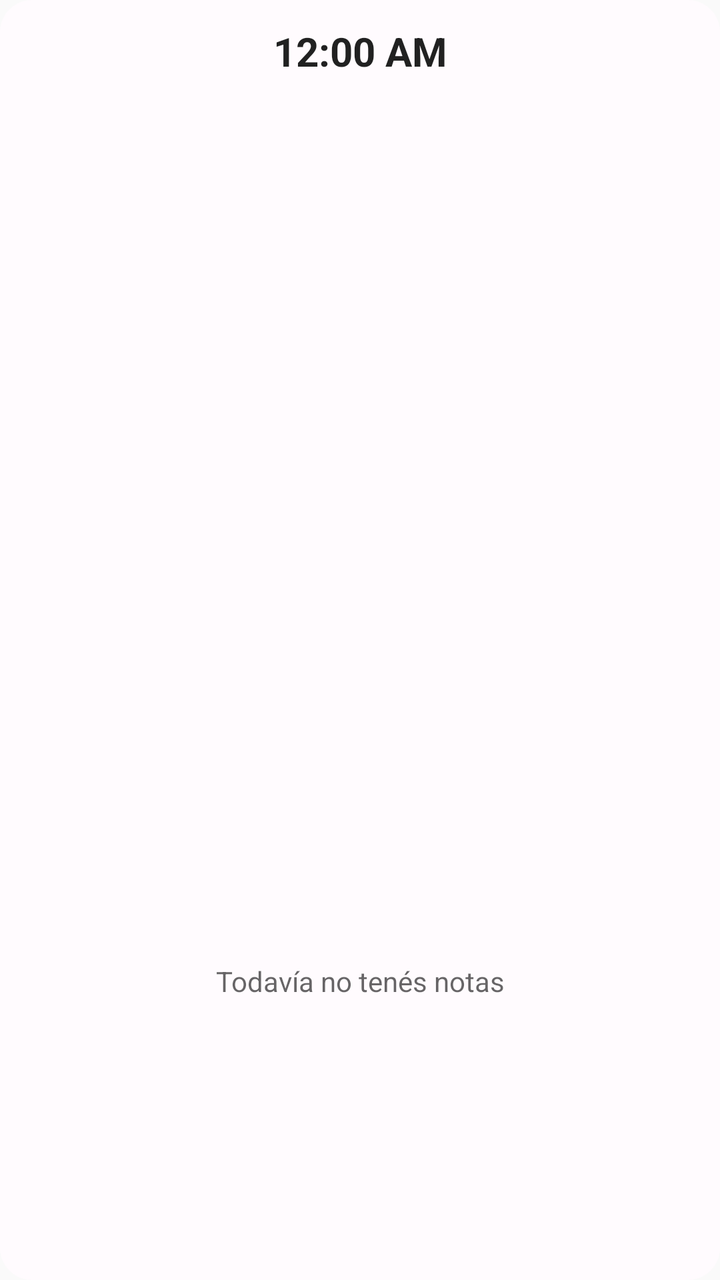
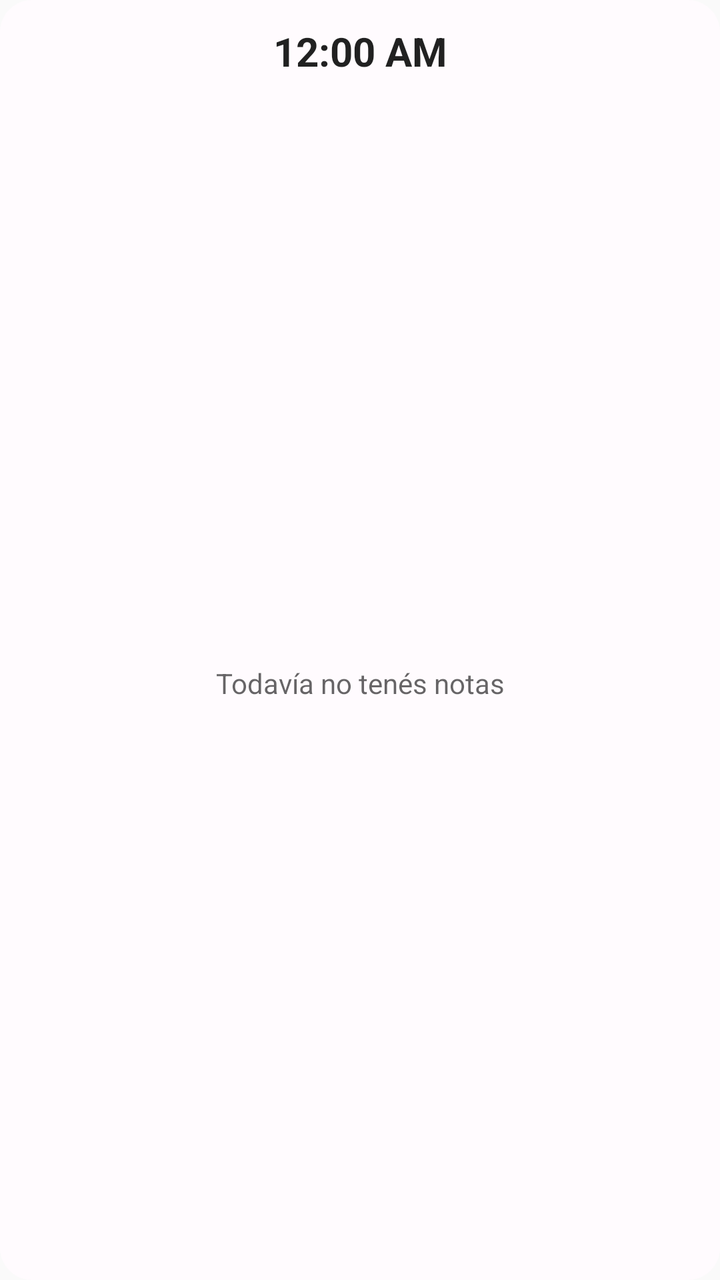

The first picture is an Android layout as it rendered before a commit; the second is the same layout after the commit. The layout source and the unified diff follow.
<!-- AndroidManifest.xml: application theme Theme.Notes -->
<!-- res/layout/widget_all_notes_clock.xml -->
<?xml version="1.0" encoding="utf-8"?>
<LinearLayout xmlns:android="http://schemas.android.com/apk/res/android"
    android:id="@+id/Layout"
    android:layout_width="match_parent"
    android:layout_height="match_parent"
    android:background="@drawable/widget_background_light"
    android:orientation="vertical">

    
    <TextClock
        android:id="@+id/Clock"
        android:layout_width="match_parent"
        android:layout_height="wrap_content"
        android:layout_gravity="center_horizontal"
        android:gravity="center"
        android:paddingTop="12dp"
        android:paddingBottom="4dp"
        android:format12Hour="h:mm a"
        android:format24Hour="H:mm"
        android:textSize="20sp"
        android:textStyle="bold" />

    
    <ScrollView
        android:layout_width="match_parent"
        android:layout_height="0dp"
        android:layout_weight="1">

        <LinearLayout
            android:id="@+id/RowsContainer"
            android:layout_width="match_parent"
            android:layout_height="wrap_content"
            android:orientation="vertical"
            android:paddingTop="4dp"
            android:paddingBottom="4dp" />

    </ScrollView>

    
    <TextView
        android:id="@+id/Empty"
        android:layout_width="match_parent"
        android:layout_height="0dp"
        android:layout_weight="1"
        android:gravity="center"
        android:padding="16dp"
        android:text="@string/all_notes_clock_widget_empty"
        android:textColor="?android:attr/textColorSecondary" />

</LinearLayout>
<!-- resources referenced by this layout -->
<resources>
  <!-- drawable widget_background_light (drawable) -->
  <?xml version="1.0" encoding="utf-8"?>
  <shape xmlns:android="http://schemas.android.com/apk/res/android">
      <corners android:radius="16dp" />
      <solid android:color="#FFFFFBFE" />
  </shape>
  <string name="all_notes_clock_widget_empty">Todavía no tenés notas</string>
  <style name="Theme.Notes" parent="android:Theme.Material.Light.NoActionBar" />
</resources>

<!-- the commit's change to res/layout/widget_all_notes_clock.xml (unified diff, before → after) -->
@@ -20,31 +20,30 @@
         android:textSize="20sp"
         android:textStyle="bold" />
 
-    
-    <ScrollView
+    <FrameLayout
         android:layout_width="match_parent"
         android:layout_height="0dp"
         android:layout_weight="1">
 
-        <LinearLayout
-            android:id="@+id/RowsContainer"
+        <ListView
+            android:id="@+id/ListView"
             android:layout_width="match_parent"
-            android:layout_height="wrap_content"
-            android:orientation="vertical"
+            android:layout_height="match_parent"
+            android:divider="@null"
+            android:dividerHeight="0dp"
             android:paddingTop="4dp"
             android:paddingBottom="4dp" />
 
-    </ScrollView>
+        
+        <TextView
+            android:id="@+id/Empty"
+            android:layout_width="match_parent"
+            android:layout_height="match_parent"
+            android:gravity="center"
+            android:padding="16dp"
+            android:text="@string/all_notes_clock_widget_empty"
+            android:textColor="?android:attr/textColorSecondary" />
 
-    
-    <TextView
-        android:id="@+id/Empty"
-        android:layout_width="match_parent"
-        android:layout_height="0dp"
-        android:layout_weight="1"
-        android:gravity="center"
-        android:padding="16dp"
-        android:text="@string/all_notes_clock_widget_empty"
-        android:textColor="?android:attr/textColorSecondary" />
+    </FrameLayout>
 
 </LinearLayout>
